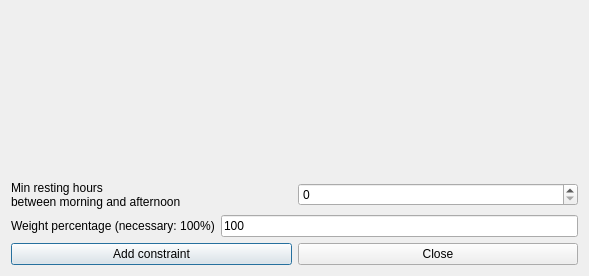
This is fet/src/interface/addconstraintteachersminrestinghoursbetweenmorningandafternoonform_template.ui in vonmecheln/fet as Qt 5 draws it before an edit. The edited form follows.
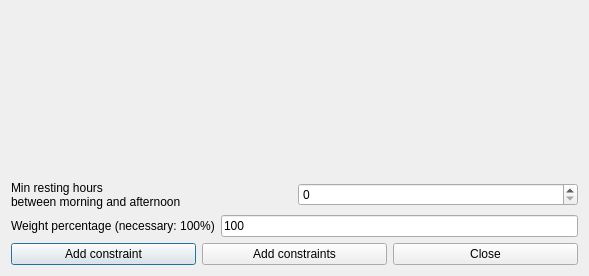
This is the edited form.

```diff
--- a/fet/src/interface/addconstraintteachersminrestinghoursbetweenmorningandafternoonform_template.ui
+++ b/fet/src/interface/addconstraintteachersminrestinghoursbetweenmorningandafternoonform_template.ui
@@ -39,6 +39,13 @@
        </property>
       </widget>
      </item>
+     <item>
+      <widget class="QPushButton" name="addConstraintsPushButton">
+       <property name="text">
+        <string>Add constraints</string>
+       </property>
+      </widget>
+     </item>
      <item>
       <widget class="QPushButton" name="closePushButton">
        <property name="text">
```
